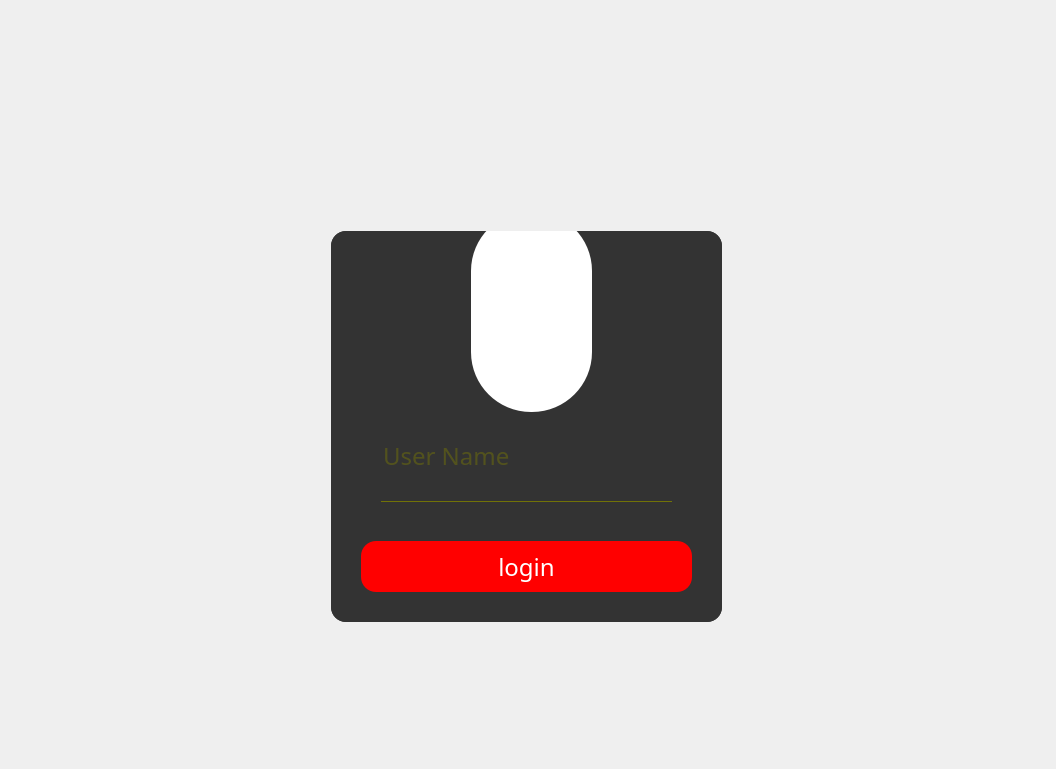
Before: the Qt Designer form testWidget/Login.ui in hg-hg/2019-DungeonNStones, drawn with Qt 5.
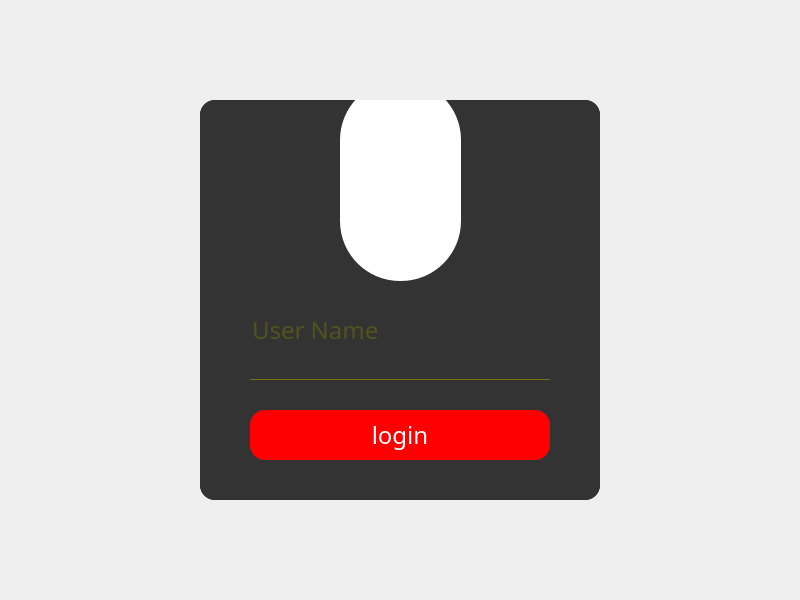
After: the same form once the commit is applied. Icons and pictures are not drawn.

Commit message: Modified Login & MainScene background

Diff of the .ui file:
```diff
--- a/testWidget/Login.ui
+++ b/testWidget/Login.ui
@@ -6,14 +6,26 @@
    <rect>
     <x>0</x>
     <y>0</y>
-    <width>1056</width>
-    <height>769</height>
+    <width>800</width>
+    <height>600</height>
    </rect>
   </property>
   <property name="windowTitle">
    <string>Login</string>
   </property>
   <layout class="QGridLayout" name="gridLayout">
+   <property name="leftMargin">
+    <number>0</number>
+   </property>
+   <property name="topMargin">
+    <number>0</number>
+   </property>
+   <property name="rightMargin">
+    <number>0</number>
+   </property>
+   <property name="bottomMargin">
+    <number>0</number>
+   </property>
    <item row="0" column="0">
     <widget class="QStackedWidget" name="stackedWidget">
      <property name="currentIndex">
@@ -23,10 +35,10 @@
       <widget class="QFrame" name="frame">
        <property name="geometry">
         <rect>
-         <x>320</x>
-         <y>220</y>
-         <width>391</width>
-         <height>391</height>
+         <x>200</x>
+         <y>100</y>
+         <width>400</width>
+         <height>400</height>
         </rect>
        </property>
        <property name="styleSheet">
@@ -77,8 +89,8 @@
          <rect>
           <x>50</x>
           <y>180</y>
-          <width>291</width>
-          <height>91</height>
+          <width>300</width>
+          <height>100</height>
          </rect>
         </property>
         <property name="placeholderText">
@@ -88,10 +100,10 @@
        <widget class="QPushButton" name="login">
         <property name="geometry">
          <rect>
-          <x>30</x>
+          <x>50</x>
           <y>310</y>
-          <width>331</width>
-          <height>51</height>
+          <width>300</width>
+          <height>50</height>
          </rect>
         </property>
         <property name="text">
@@ -103,8 +115,8 @@
          <rect>
           <x>0</x>
           <y>0</y>
-          <width>391</width>
-          <height>391</height>
+          <width>400</width>
+          <height>400</height>
          </rect>
         </property>
         <property name="text">
@@ -116,6 +128,9 @@
         <property name="scaledContents">
          <bool>true</bool>
         </property>
+        <property name="alignment">
+         <set>Qt::AlignCenter</set>
+        </property>
        </widget>
        <widget class="QLabel" name="label_2">
         <property name="geometry">
@@ -126,6 +141,9 @@
           <height>201</height>
          </rect>
         </property>
+        <property name="autoFillBackground">
+         <bool>false</bool>
+        </property>
         <property name="styleSheet">
          <string notr="true">QLabel{
 	border-radius:60px;
```
The commit also changes 6 other files.
